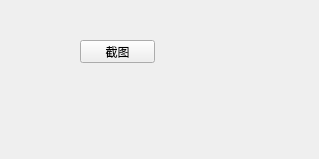
qiuzhiqian/ScreenShotTool, file screenshottool.ui: the form before one commit.
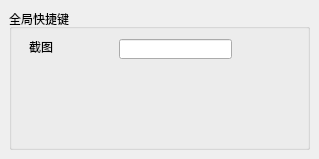
The form after the commit.

```diff
--- a/screenshottool.ui
+++ b/screenshottool.ui
@@ -13,18 +13,41 @@
   <property name="windowTitle">
    <string>ScreenShotTool</string>
   </property>
-  <widget class="QPushButton" name="btn_start">
+  <widget class="QGroupBox" name="groupBox">
    <property name="geometry">
     <rect>
-     <x>80</x>
-     <y>40</y>
-     <width>75</width>
-     <height>23</height>
+     <x>9</x>
+     <y>9</y>
+     <width>301</width>
+     <height>141</height>
     </rect>
    </property>
-   <property name="text">
-    <string>截图</string>
+   <property name="title">
+    <string>全局快捷键</string>
    </property>
+   <widget class="QLabel" name="label">
+    <property name="geometry">
+     <rect>
+      <x>20</x>
+      <y>30</y>
+      <width>54</width>
+      <height>16</height>
+     </rect>
+    </property>
+    <property name="text">
+     <string>截图</string>
+    </property>
+   </widget>
+   <widget class="QLineEdit" name="lineEdit">
+    <property name="geometry">
+     <rect>
+      <x>110</x>
+      <y>30</y>
+      <width>113</width>
+      <height>20</height>
+     </rect>
+    </property>
+   </widget>
   </widget>
  </widget>
  <layoutdefault spacing="6" margin="11"/>
```
